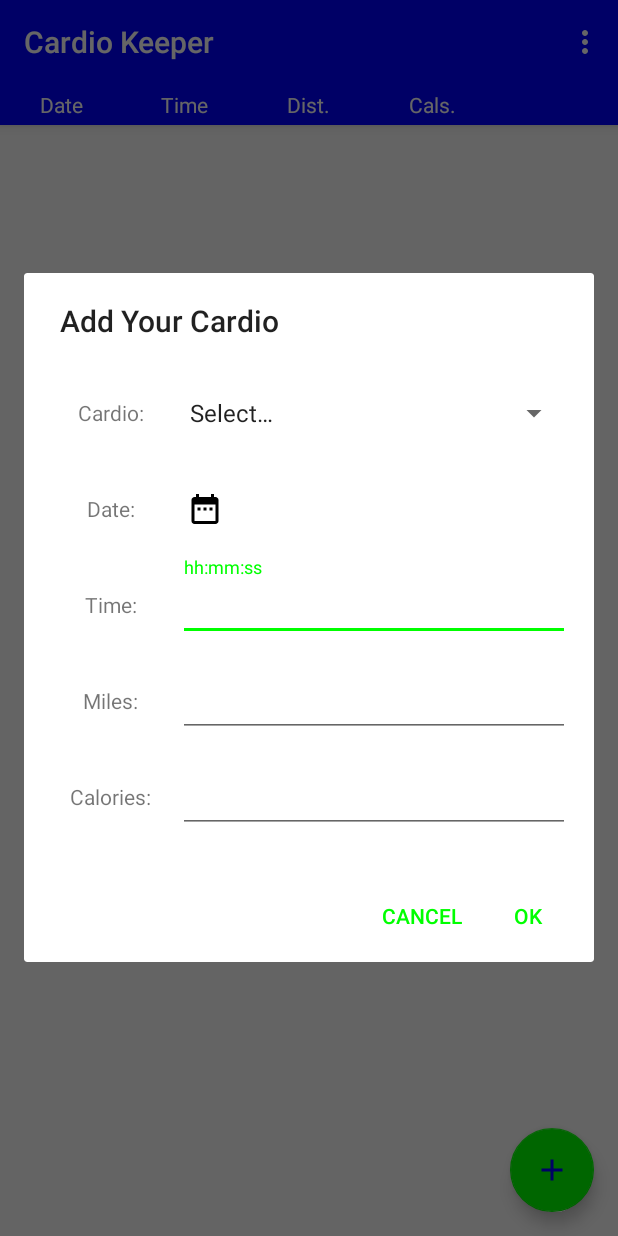
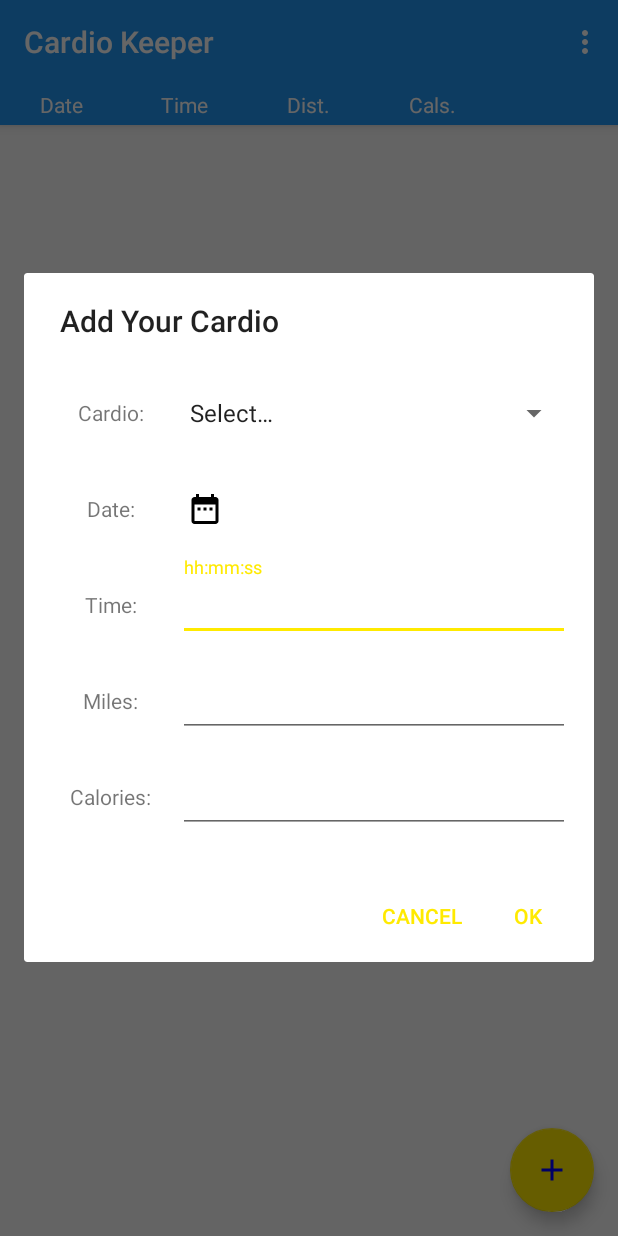
Before and after one commit to bjones598985/CardioKeeper, an Android app: the screen it shows after launch (MainActivity), after a tap on an icon or button, on a phone screen of 412 x 824 dp. Run offline under Robolectric (Android 15) with nearby library versions, the phone set to English and light mode, and no system bars; our stand-ins replace EventBus, data binding.

Commit message:
trying to implement a newlinechartrenderer in order to change the label text color disabled ADM menu option put app on Lynns phone

```diff
--- a/app/src/main/res/menu/menu_main.xml
+++ b/app/src/main/res/menu/menu_main.xml
@@ -12,5 +12,6 @@
         android:id="@+id/run_adm"
         android:orderInCategory="100"
         android:title="Run ADM"
-        app:showAsAction="never" />
+        app:showAsAction="never"
+        android:enabled="false"/>
 </menu>
--- a/app/src/main/res/values/colors.xml
+++ b/app/src/main/res/values/colors.xml
@@ -1,6 +1,6 @@
 <?xml version="1.0" encoding="utf-8"?>
 <resources>
-    <color name="colorPrimary">#0000ff</color>
-    <color name="colorPrimaryDark">#0000ff</color>
-    <color name="colorAccent">#00ff00</color>
+    <color name="colorPrimary">#2196f3</color>
+    <color name="colorPrimaryDark">#1565c0</color>
+    <color name="colorAccent">#ffea00</color>
 </resources>
```
Also changed, not shown: app/src/main/java/com/bolyndevelopment/owner/runlogger2/ComboChartView.java (added, +28 -0 lines), app/src/main/java/com/bolyndevelopment/owner/runlogger2/HelloGraph.java (+47 -9 lines), app/src/main/java/com/bolyndevelopment/owner/runlogger2/NewComboChartRenderer.java (added, +36 -0 lines), app/src/main/java/com/bolyndevelopment/owner/runlogger2/NewLineChartRenderer.java (added, +18 -0 lines).
